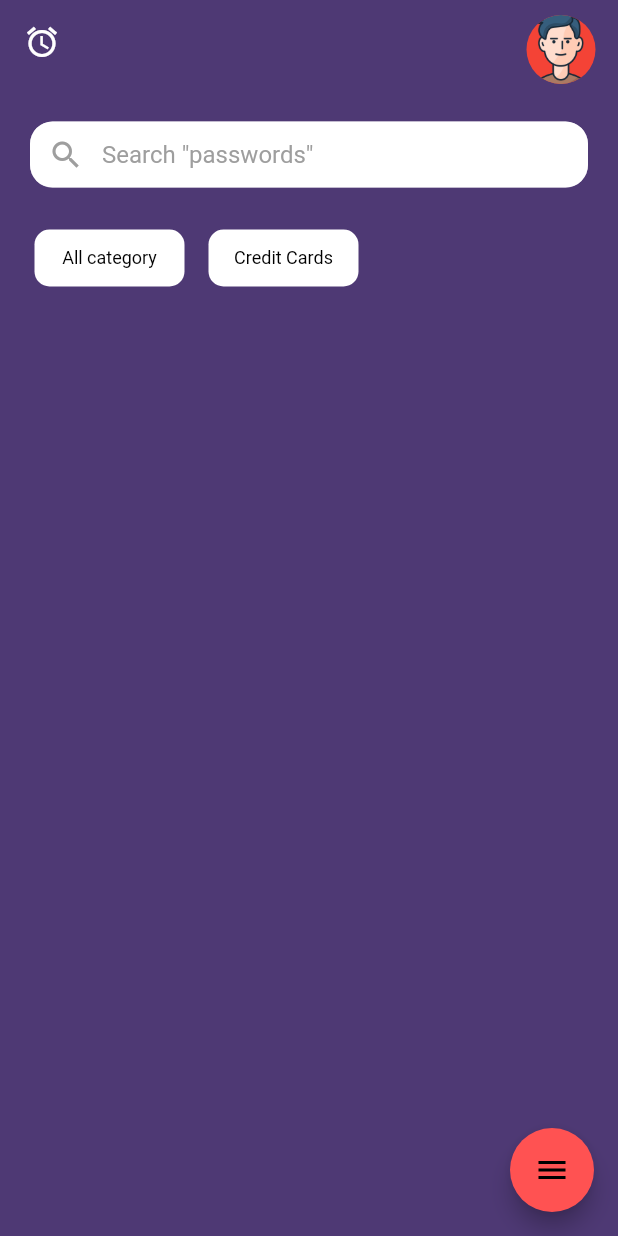
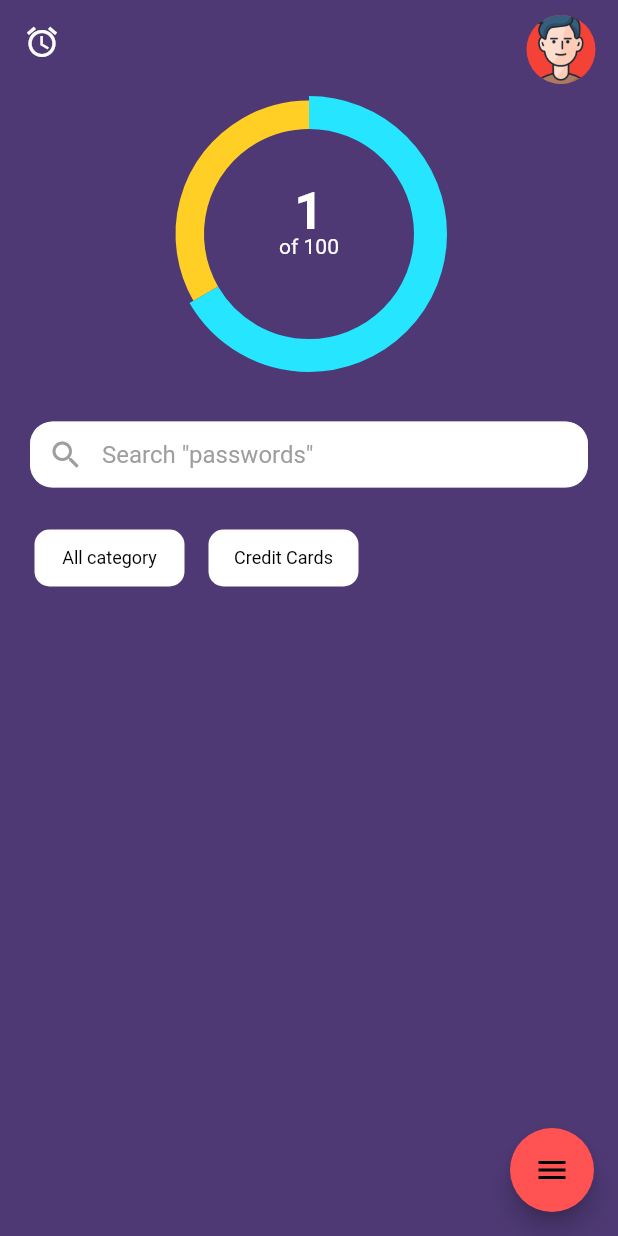
Before and after one commit to akshayagrg147/NoteSaverFlutter, a Flutter app: the screen it shows after launch, on a phone screen of 412 x 824 dp. Run offline on Flutter 3.47's test engine with Material 2 defaults, Android fonts, the phone set to English and light mode, and no system bars; drawn by our look-alikes of fl_chart, flutter_speed_dial; our stand-ins replace flutter_credit_card, hive, hive_flutter; missing offline and left inert: card_scanner; accounts and stored records are empty.

Commit message:
ui changes and added bank name field

```diff
--- a/lib/Utils/SearchField.dart
+++ b/lib/Utils/SearchField.dart
@@ -22,10 +22,10 @@ class SearchField extends StatelessWidget {
           const EdgeInsets.symmetric(vertical: 10.0, horizontal: 15),
           hintText: "Search Passwords",
           filled: true,
-          border: OutlineInputBorder(
+          border: const OutlineInputBorder(
             // borderSide: BorderSide.none,
-            borderSide: const BorderSide(),
-            borderRadius: const BorderRadius.all(Radius.circular(25)),
+            borderSide: BorderSide(),
+            borderRadius: BorderRadius.all(Radius.circular(25)),
           ),
           prefixIcon:
           IconButton(onPressed: () {}, icon: Icon(Icons.search)),
--- a/lib/notesave/notes_modal.dart
+++ b/lib/notesave/notes_modal.dart
@@ -12,11 +12,13 @@ class NotesModal extends HiveObject{
   late String cardholder;
   @HiveField(3)
   late String cvv;
+  @HiveField(4)
+  late String bankName;
 
 
   NotesModal({
     required this.cardnumber,required this.expiry,
-    required this.cardholder,required this.cvv
+    required this.cardholder,required this.cvv,required this.bankName
 });
 
 
--- /dev/null
+++ b/lib/ui/chart.dart
@@ -0,0 +1,67 @@
+import 'package:cardsaver/notesave/notes_modal.dart';
+import 'package:fl_chart/fl_chart.dart';
+import 'package:flutter/material.dart';
+import 'package:hive/hive.dart';
+
+
+
+class Chart extends StatelessWidget {
+
+
+   const Chart({
+    Key? key,
+  }) : super(key: key);
+
+  @override
+  Widget build(BuildContext context) {
+    return SizedBox(
+      height: 200,
+      child: Stack(
+        children: [
+          PieChart(
+            PieChartData(
+              sectionsSpace: 0,
+              centerSpaceRadius: 70,
+              startDegreeOffset: -90,
+              sections: paiChartSelectionDatas,
+            ),
+          ),
+          Positioned.fill(
+            child: Column(
+              mainAxisAlignment: MainAxisAlignment.center,
+              children: [
+                Text(
+                  "1",
+                  style: Theme.of(context).textTheme.headline4!.copyWith(
+                        color: Colors.white,
+                        fontWeight: FontWeight.w600,
+                        height: 0.5,
+                      ),
+                ),
+                Text("of 100")
+              ],
+            ),
+          ),
+        ],
+      ),
+    );
+  }
+}
+
+List<PieChartSectionData> paiChartSelectionDatas = [
+
+  PieChartSectionData(
+    color: Color(0xFF26E5FF),
+    value: 20,
+    showTitle: false,
+    radius: 22,
+  ),
+  PieChartSectionData(
+    color: Color(0xFFFFCF26),
+    value: 10,
+    showTitle: false,
+    radius: 19,
+  ),
+
+
+];
--- a/lib/ui/homepage.dart
+++ b/lib/ui/homepage.dart
@@ -3,6 +3,7 @@ import 'package:cardsaver/SocialNotesPage/SocialCategory.dart';
 import 'package:cardsaver/Utils/categoryhScroll.dart';
 import 'package:cardsaver/notesave/boxes.dart';
 import 'package:cardsaver/notesave/notes_modal.dart';
+import 'package:cardsaver/ui/chart.dart';
 
 import 'package:flutter/material.dart';
 import 'package:flutter/services.dart';
@@ -168,8 +169,7 @@ class _MyHomePageState extends State<MyHomePage> {
                   var data = box.values.toList().cast<CategoryModal>();
                   return Column(
                     children: [
-                      // const SearchField(),
-                      // #1 start here
+                      const Chart(),
                       Padding(
                         padding: const EdgeInsets.only(left: 20,right: 20,top: 25),
                         child: SizedBox(
@@ -206,12 +206,10 @@ class _MyHomePageState extends State<MyHomePage> {
                           ),
                         ),
                       ),
-                      // #1 end here
-
                       const SizedBox(height: 20,),
-                      Padding(
-                        padding: const EdgeInsets.only(left: 15),
-                        child: const hScroll(),
+                      const Padding(
+                        padding: EdgeInsets.only(left: 15),
+                        child: hScroll(),
                       ),
                       const SizedBox(height: 10,),
                       Expanded(
--- a/pubspec.yaml
+++ b/pubspec.yaml
@@ -42,6 +42,7 @@ dependencies:
   flutter_svg: ^0.22.0
   flutter_speed_dial: ^6.2.0
   flutter_slidable: ^2.0.0
+  fl_chart: ^0.36.1
 
 
   card_scanner: ^1.0.1-prerelease
```
Also changed, not shown: lib/main.dart (+10 -5 lines), lib/ui/creditCardPage.dart (+14 -7 lines), lib/ui/savedCardScreen.dart (+26 -14 lines), lib/notesave/notes_modal.g.dart, pubspec.lock.
